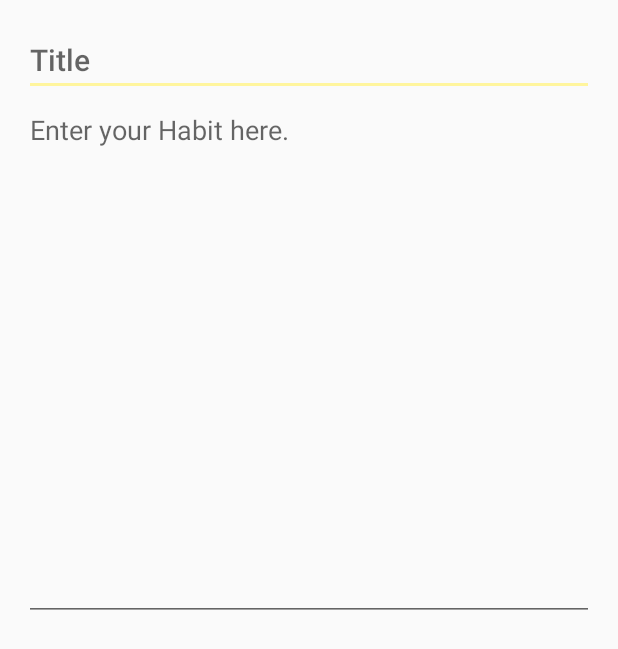
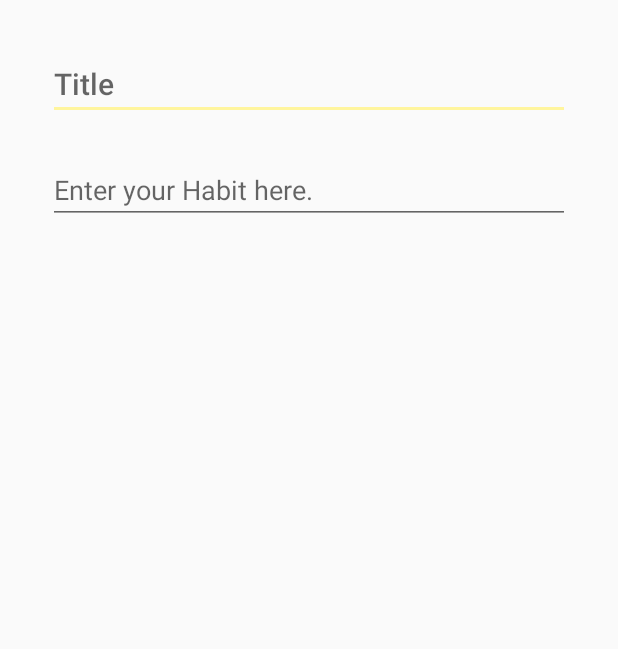
Before and after one commit to clophie/DayLight, an Android app: the layout addhabit_frag.xml on its own in the app's theme, with its tools: preview values and no code run, on a phone screen of 412 x 824 dp. Shown: the top 649 px of the screen. Run offline under Robolectric (Android 15) with nearby library versions, the phone set to English and light mode, and no system bars.

Commit message:
Changed some layouts to constraint layouts

```diff
--- a/app/src/main/res/layout/addhabit_frag.xml
+++ b/app/src/main/res/layout/addhabit_frag.xml
@@ -1,32 +1,44 @@
 <?xml version="1.0" encoding="utf-8"?>
-<ScrollView
-    xmlns:android="http://schemas.android.com/apk/res/android"
+<androidx.constraintlayout.widget.ConstraintLayout xmlns:android="http://schemas.android.com/apk/res/android"
+    xmlns:app="http://schemas.android.com/apk/res-auto"
+    xmlns:tools="http://schemas.android.com/tools"
+    android:id="@+id/scrollView2"
     android:layout_width="match_parent"
     android:layout_height="match_parent">
 
-    <LinearLayout
-        android:layout_width="match_parent"
-        android:layout_height="wrap_content"
-        android:orientation="vertical"
-        android:paddingBottom="@dimen/activity_vertical_margin"
-        android:paddingLeft="@dimen/activity_horizontal_margin"
-        android:paddingRight="@dimen/activity_horizontal_margin"
-        android:paddingTop="@dimen/activity_vertical_margin">
-
     <EditText
         android:id="@+id/add_habit_title"
-            android:layout_width="match_parent"
+        android:layout_width="0dp"
         android:layout_height="wrap_content"
+        android:layout_marginStart="32dp"
+        android:layout_marginTop="32dp"
+        android:layout_marginEnd="32dp"
         android:hint="@string/title_hint"
+        android:inputType="text"
         android:maxLines="1"
-            android:textAppearance="@style/TextAppearance.AppCompat.Title" />
+        android:textAppearance="@style/TextAppearance.AppCompat.Title"
+        app:layout_constraintEnd_toEndOf="parent"
+        app:layout_constraintStart_toStartOf="parent"
+        app:layout_constraintTop_toTopOf="parent"
+        tools:layout_conversion_absoluteHeight="48dp"
+        tools:layout_conversion_absoluteWidth="379dp"
+        android:importantForAutofill="no" />
 
     <EditText
         android:id="@+id/add_habit_description"
-            android:layout_width="match_parent"
-            android:layout_height="350dp"
+        android:layout_width="0dp"
+        android:layout_height="wrap_content"
+        android:layout_marginStart="32dp"
+        android:layout_marginTop="24dp"
+        android:layout_marginEnd="32dp"
         android:gravity="top"
-            android:hint="@string/description_hint" />
+        android:hint="@string/description_hint"
+        android:inputType="textMultiLine"
+        app:layout_constraintEnd_toEndOf="parent"
+        app:layout_constraintStart_toStartOf="parent"
+        app:layout_constraintTop_toBottomOf="@+id/add_habit_title"
+        tools:layout_conversion_absoluteHeight="0dp"
+        tools:layout_conversion_absoluteWidth="395dp"
+        android:importantForAutofill="no" />
 
-    </LinearLayout>
-</ScrollView>
+</androidx.constraintlayout.widget.ConstraintLayout>
--- a/app/src/main/res/layout/habits_frag.xml
+++ b/app/src/main/res/layout/habits_frag.xml
@@ -11,7 +11,8 @@
         android:layout_width="match_parent"
         android:layout_height="match_parent"
         android:clickable="true"
-        android:orientation="vertical">
+        android:orientation="vertical"
+        android:focusable="true">
 
         <LinearLayout
             android:id="@+id/habitsLL"
@@ -48,7 +49,8 @@
                 android:layout_width="48dp"
                 android:layout_height="48dp"
                 android:layout_gravity="center"
-                android:src="@drawable/ic_assignment_turned_in_24dp" />
+                android:src="@drawable/ic_assignment_turned_in_24dp"
+                android:contentDescription="@string/nohabitsicon" />
 
             <TextView
                 android:id="@+id/noHabitsMain"
--- a/app/src/main/res/layout/statistics_frag.xml
+++ b/app/src/main/res/layout/statistics_frag.xml
@@ -11,9 +11,12 @@
         android:id="@+id/statistics"
         android:layout_width="379dp"
         android:layout_height="699dp"
+        android:layout_marginTop="64dp"
         android:text="Medium Text"
         android:textAppearance="?android:attr/textAppearanceMedium"
         app:layout_constraintBottom_toBottomOf="parent"
-        app:layout_constraintEnd_toEndOf="parent" />
+        app:layout_constraintEnd_toEndOf="parent"
+        app:layout_constraintStart_toStartOf="parent"
+        app:layout_constraintTop_toTopOf="parent" />
 
 </androidx.constraintlayout.widget.ConstraintLayout>
--- a/app/src/main/res/values/strings.xml
+++ b/app/src/main/res/values/strings.xml
@@ -43,4 +43,5 @@
     <string name="moods">Moods</string>
     <string name="analysis">Analysis</string>
     <string name="settings">Settings</string>
+    <string name="nohabitsicon">noHabitsIcon</string>
 </resources>
```
Also changed, not shown: app/src/main/res/layout/addhabit_act.xml (+11 -15 lines), app/src/main/res/layout/habitdetail_act.xml (+18 -17 lines), app/src/main/res/layout/habits_act.xml (+2 -13 lines), app/src/main/res/layout/statistics_act.xml (+8 -15 lines). Lines whose indentation alone changed are shown as unchanged.
